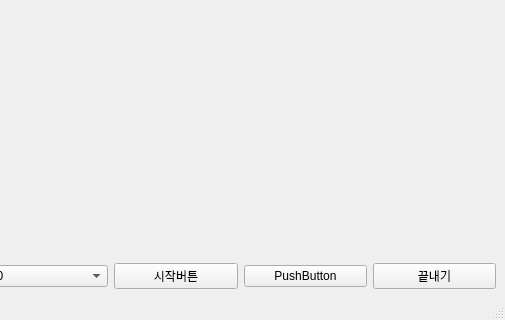
Qt form mainwindow.ui (Kumazuma/QTWebpCam) before a commit; both pictures show x 153 to 658 and y 120 to 440 of the 658 by 440 pixel window.
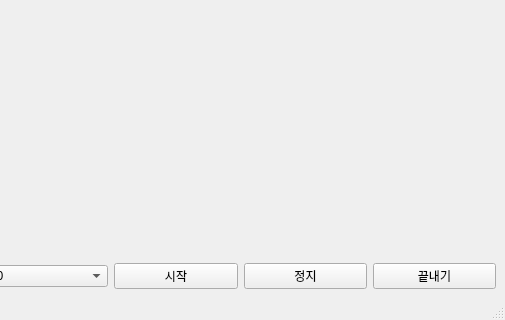
The same form after that commit.

Commit message: 이제 캡처 중일 때 스레드가 종료할 때까지 대기함, 툴바 버튼 추가

Patch:
```diff
--- a/mainwindow.ui
+++ b/mainwindow.ui
@@ -185,14 +185,14 @@
       <item>
        <widget class="QPushButton" name="btnStart">
         <property name="text">
-         <string>시작버튼</string>
+         <string>시작</string>
         </property>
        </widget>
       </item>
       <item>
        <widget class="QPushButton" name="btnStop">
         <property name="text">
-         <string>PushButton</string>
+         <string>정지</string>
         </property>
        </widget>
       </item>
```
The commit also changes 21 other files.
